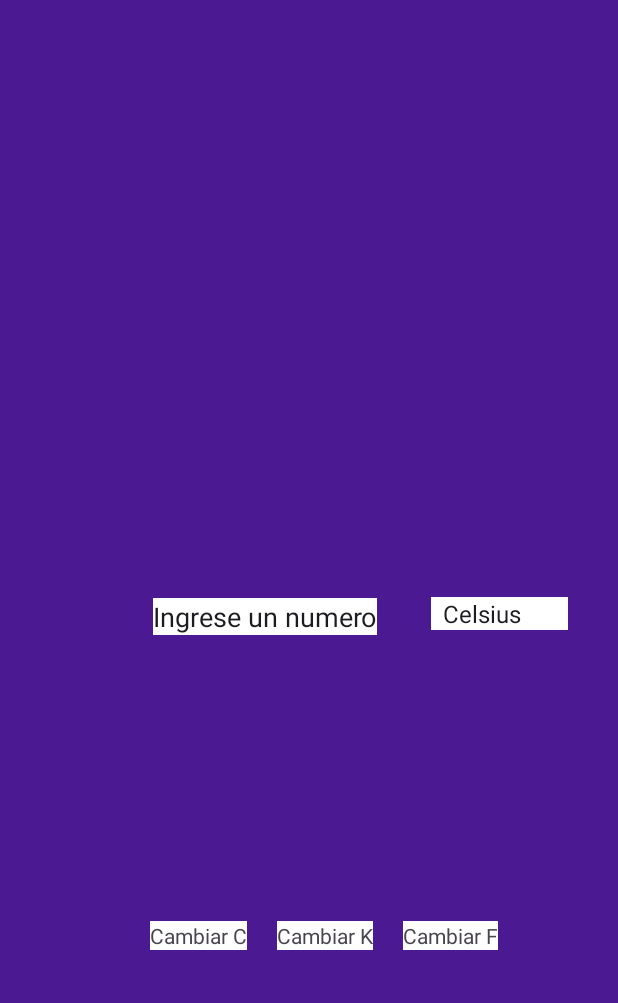
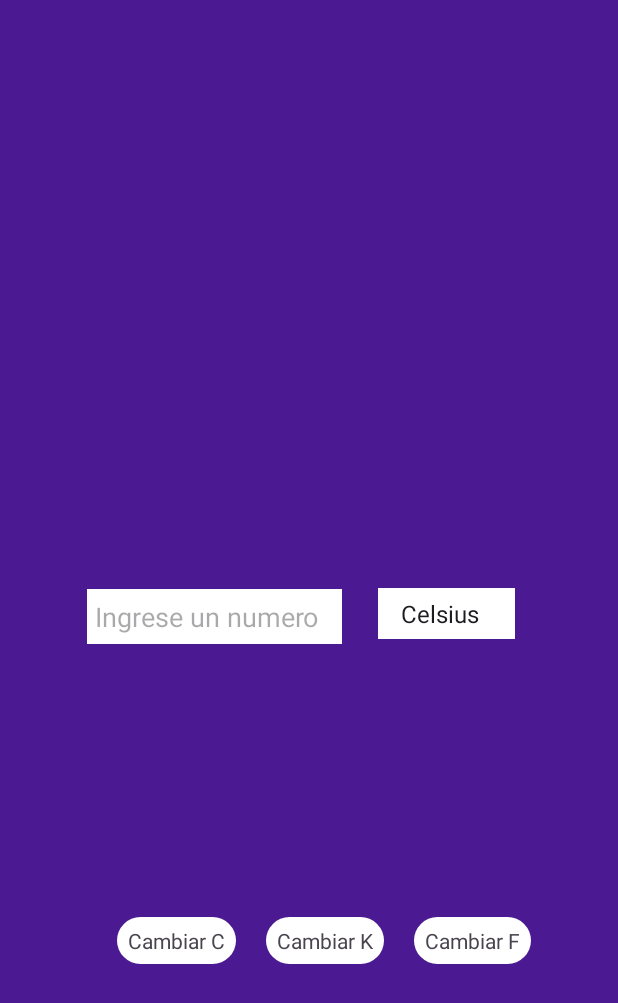
Before and after one commit to Soa2212/Android_Conversion, an Android app: the screen it shows after launch (MainActivity), on a phone screen of 412 x 824 dp. Shown: the top 1003 px of the screen. Run offline under Robolectric (Android 15) with nearby library versions, the phone set to English and light mode, and no system bars.

Commit message:
Second commit

```diff
--- /dev/null
+++ b/app/src/main/res/drawable/background.xml
@@ -0,0 +1,5 @@
+<?xml version="1.0" encoding="utf-8"?>
+<shape xmlns:android="http://schemas.android.com/apk/res/android">
+    <solid android:color="#FFFF" />
+    <corners android:radius="10000dp" />
+</shape>
--- a/app/src/main/res/layout/activity_main.xml
+++ b/app/src/main/res/layout/activity_main.xml
@@ -9,13 +9,18 @@
 
     <EditText
         android:id="@+id/editTextNumero"
-        android:layout_width="wrap_content"
+        android:layout_width="170dp"
         android:layout_height="wrap_content"
         android:background="@color/white"
-        android:text="Ingrese un numero"
+        android:paddingStart="5dp"
+        android:paddingTop="6dp"
+        android:paddingEnd="5dp"
+        android:paddingBottom="6dp"
+        android:hint="Ingrese un numero"
+        android:inputType="number"
         app:layout_constraintBottom_toBottomOf="parent"
         app:layout_constraintEnd_toEndOf="parent"
-        app:layout_constraintHorizontal_bias="0.389"
+        app:layout_constraintHorizontal_bias="0.24"
         app:layout_constraintStart_toStartOf="parent"
         app:layout_constraintTop_toTopOf="parent"
         app:layout_constraintVertical_bias="0.499" />
@@ -25,10 +30,14 @@
         android:layout_width="wrap_content"
         android:layout_height="wrap_content"
         android:layout_gravity="center_horizontal"
-        android:layout_marginStart="36dp"
+        android:layout_marginStart="24dp"
         android:layout_marginTop="16dp"
         android:background="@color/white"
         android:entries="@array/tipos_temperatura"
+        android:paddingStart="7dp"
+        android:paddingTop="6dp"
+        android:paddingEnd="7dp"
+        android:paddingBottom="6dp"
         app:layout_constraintBottom_toBottomOf="parent"
         app:layout_constraintStart_toEndOf="@+id/editTextNumero"
         app:layout_constraintTop_toTopOf="parent"
@@ -47,7 +56,11 @@
             android:id="@+id/C"
             android:layout_width="wrap_content"
             android:layout_height="wrap_content"
-            android:background="@color/white"
+            android:background="@drawable/background"
+            android:paddingBottom="6dp"
+            android:paddingTop="6dp"
+            android:paddingStart="7dp"
+            android:paddingEnd="7dp"
             android:text="Cambiar C"
             android:layout_marginEnd="20dp"
             android:layout_marginStart="20dp"/>
@@ -55,14 +68,23 @@
             android:id="@+id/K"
             android:layout_width="wrap_content"
             android:layout_height="wrap_content"
-            android:background="@color/white"
+            android:background="@drawable/background"
+            android:paddingBottom="6dp"
+            android:paddingTop="6dp"
+            android:paddingStart="7dp"
+            android:paddingEnd="7dp"
             android:text="Cambiar K"
             android:layout_marginEnd="20dp"/>
+
         <TextView
             android:id="@+id/F"
             android:layout_width="wrap_content"
             android:layout_height="wrap_content"
-            android:background="@color/white"
+            android:background="@drawable/background"
+            android:paddingBottom="6dp"
+            android:paddingTop="6dp"
+            android:paddingStart="7dp"
+            android:paddingEnd="7dp"
             android:text="Cambiar F" />
     </LinearLayout>
 
```
